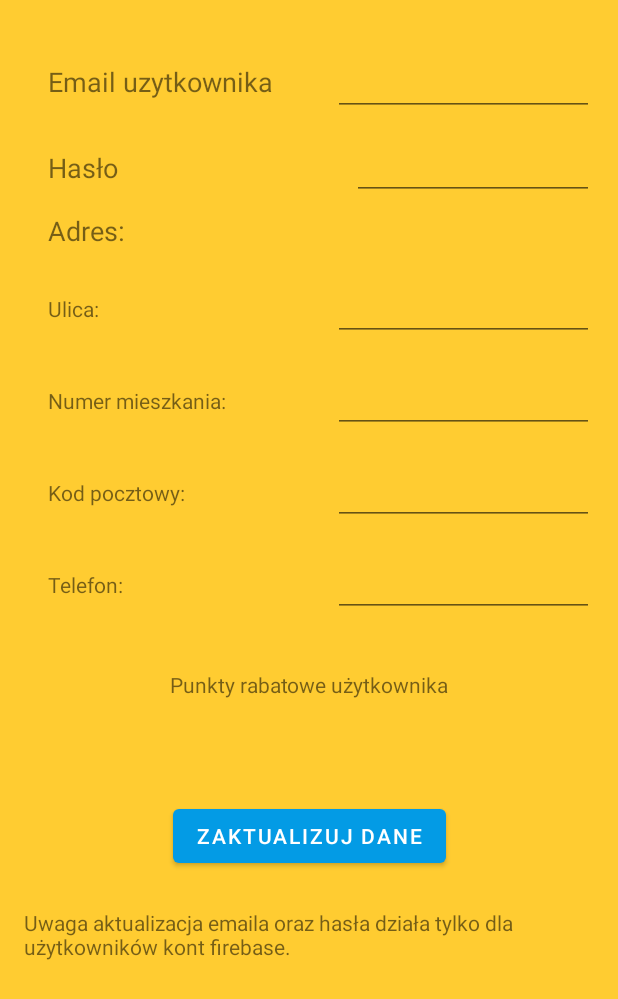
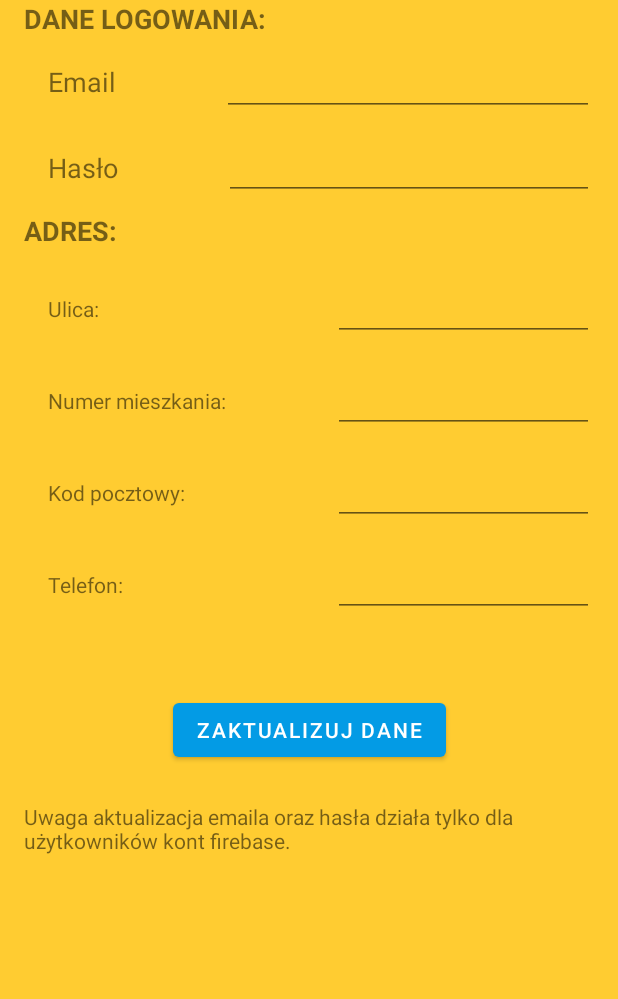
Before and after one commit to zenek24pl/PiccaZen, an Android app: the screen it shows after launch (MainActivity), in the side drawer, after a tap on "Dane użytkownika", on a phone screen of 412 x 824 dp. Shown: the top 999 px of the screen. Run offline under Robolectric (Android 15) with nearby library versions, the phone set to English and light mode, and no system bars; our stand-ins replace Firebase (no records; nobody signed in at launch, a user with empty details on screens opened directly); libraries missing offline, so code that uses them is left out: com.facebook, com.facebook.login; plain views replace LoginButton; 3 statements that could not run were skipped.

Commit message:
Cleared user page

```diff
--- a/app/src/main/res/layout/fr_user_data.xml
+++ b/app/src/main/res/layout/fr_user_data.xml
@@ -19,18 +19,20 @@
 
             android:layout_width="match_parent"
             android:layout_height="wrap_content"
+            android:layout_alignParentTop="true"
+            android:layout_marginTop="0dp"
             android:orientation="horizontal"
             android:paddingLeft="16dp"
             android:paddingRight="16dp">
 
             <TextView
                 android:id="@+id/tvname"
-                android:layout_width="match_parent"
+                android:layout_width="215dp"
                 android:layout_height="wrap_content"
                 android:layout_marginStart="16dp"
                 android:layout_marginTop="32dp"
                 android:layout_weight="1"
-                android:text="Email uzytkownika"
+                android:text="@string/hint_email"
                 android:textSize="18sp"
                 app:layout_constraintStart_toStartOf="parent"
                 app:layout_constraintTop_toTopOf="parent" />
@@ -68,7 +70,7 @@
 
             <TextView
                 android:id="@+id/tvPass"
-                android:layout_width="wrap_content"
+                android:layout_width="101dp"
                 android:layout_height="wrap_content"
                 android:layout_marginStart="16dp"
                 android:layout_marginTop="16dp"
@@ -79,7 +81,7 @@
 
             <androidx.appcompat.widget.AppCompatEditText
                 android:id="@+id/user_pass"
-                android:layout_width="wrap_content"
+                android:layout_width="247dp"
                 android:layout_height="wrap_content"
                 android:layout_marginStart="16dp"
                 android:layout_marginTop="16dp"
@@ -93,14 +95,27 @@
         android:id="@+id/tvAdress"
         android:layout_width="wrap_content"
         android:layout_height="wrap_content"
-        android:layout_marginStart="16dp"
         android:layout_marginTop="64dp"
-        android:textSize="18sp"
-        android:text="Adres:"
         android:paddingLeft="16dp"
         android:paddingRight="16dp"
+        android:text="Adres:"
+        android:textAllCaps="true"
+        android:textSize="18sp"
+        android:textStyle="bold"
         app:layout_constraintStart_toStartOf="@id/PasswordFields"
         app:layout_constraintTop_toTopOf="@id/PasswordFields" />
+
+    <TextView
+        android:id="@+id/tvAdress2"
+        android:layout_width="wrap_content"
+        android:layout_height="wrap_content"
+        android:paddingLeft="16dp"
+        android:paddingRight="16dp"
+        android:text="Dane logowania:"
+        android:textAllCaps="true"
+        android:textSize="18sp"
+        android:textStyle="bold"
+        app:layout_constraintStart_toStartOf="parent" />
 
     <RelativeLayout
         android:id="@+id/addressFields"
@@ -125,8 +140,7 @@
                 android:layout_marginStart="16dp"
                 android:layout_marginTop="16dp"
                 android:layout_weight="1"
-                android:text="Ulica:"
-                />
+                android:text="Ulica:" />
 
             <EditText
                 android:id="@+id/user_street"
@@ -134,8 +148,7 @@
                 android:layout_height="wrap_content"
                 android:layout_marginStart="16dp"
                 android:layout_marginTop="16dp"
-                android:layout_weight="1"
- />
+                android:layout_weight="1" />
         </LinearLayout>
     </RelativeLayout>
 
@@ -230,19 +243,17 @@
                 android:layout_width="match_parent"
                 android:layout_height="wrap_content"
                 android:layout_marginStart="16dp"
+                android:layout_marginTop="16dp"
                 android:layout_weight="1"
-                android:layout_marginTop="16dp"
-                android:text="Telefon:"
-             />
+                android:text="Telefon:" />
 
             <EditText
                 android:id="@+id/user_phone"
-                android:layout_weight="1"
                 android:layout_width="match_parent"
                 android:layout_height="wrap_content"
                 android:layout_marginStart="16dp"
                 android:layout_marginTop="16dp"
-              />
+                android:layout_weight="1" />
         </LinearLayout>
     </RelativeLayout>
 
@@ -269,23 +280,9 @@
         app:layout_constraintTop_toBottomOf="@+id/user_points" />
 
     <TextView
-        android:id="@+id/tvPoints"
-        android:layout_width="wrap_content"
-        android:layout_height="wrap_content"
-        android:layout_marginTop="35dp"
-        android:text="Punkty rabatowe użytkownika"
-        app:layout_constraintEnd_toEndOf="parent"
-        app:layout_constraintStart_toStartOf="parent"
-        app:layout_constraintTop_toBottomOf="@+id/phoneFields" />
-
-    <TextView
         android:id="@+id/tv_points_val"
         android:layout_width="wrap_content"
         android:layout_height="wrap_content"
-        android:layout_marginTop="16dp"
-        android:layout_marginBottom="16dp"
-        app:layout_constraintBottom_toTopOf="@+id/user_points"
-        app:layout_constraintEnd_toEndOf="parent"
-        app:layout_constraintStart_toStartOf="parent"
-        app:layout_constraintTop_toBottomOf="@+id/tvPoints" />
+        app:layout_constraintTop_toBottomOf="@+id/phoneFields"
+        tools:layout_editor_absoluteX="206dp" />
 </androidx.constraintlayout.widget.ConstraintLayout>
```
